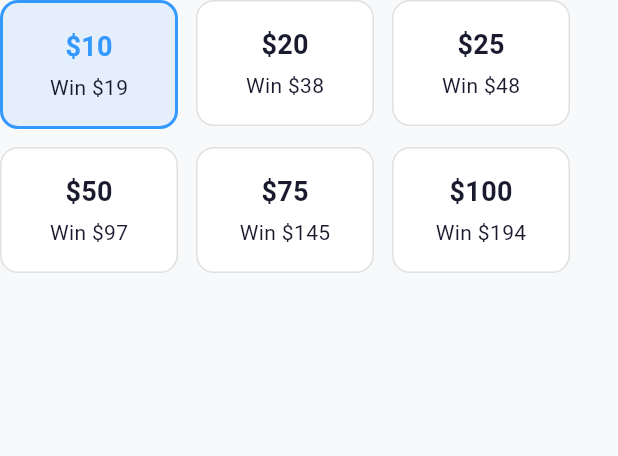
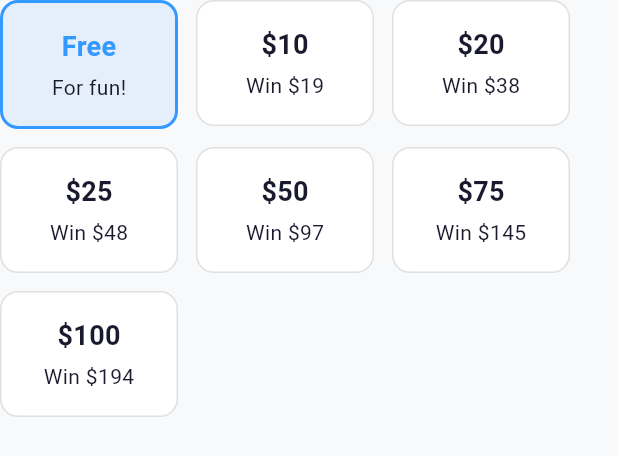
Before and after one commit to bbakenhus7/rivl, a Flutter app: the _StakeSelector widget shown alone on an empty page, opened directly with sample values from the repository, on a phone screen of 412 x 824 dp. Shown: the top 456 px of the screen. Run offline on Flutter 3.47's test engine with Material 3 defaults, Android fonts, the phone set to English and light mode, and no system bars; our stand-ins replace cloud_firestore, cloud_functions, firebase_auth, firebase_core; missing offline and left inert: flutter_stripe; accounts and stored records are empty; network calls fail.

Commit message:
Add free ($0) stake option for challenges
Allow users to create challenges without monetary stakes for practice or
casual competition. Updates UI to show "Free" and "Just for fun!" messaging.

https://claude.ai/code/session_01DDbyq2ssrKeUtEYWL6suyB

```diff
--- a/lib/models/challenge_model.dart
+++ b/lib/models/challenge_model.dart
@@ -316,9 +316,9 @@ class StakeOption {
     required this.groupFee,
   });
 
-  String get displayAmount => '\$${amount.toInt()}';
-  String get displayPrize => '\$${prize.toInt()}';
-  String get displayGroupPrize => '\$${groupPrize.toInt()}';
+  String get displayAmount => amount == 0 ? 'Free' : '\$${amount.toInt()}';
+  String get displayPrize => prize == 0 ? 'Free' : '\$${prize.toInt()}';
+  String get displayGroupPrize => groupPrize == 0 ? 'Free' : '\$${groupPrize.toInt()}';
 
   // Calculate prize based on challenge type (3% for 1v1, 5% for groups)
   double getPrizeForType(ChallengeType type) {
@@ -329,8 +329,9 @@ class StakeOption {
     return type == ChallengeType.headToHead ? fee : groupFee;
   }
 
-  // Updated stake options: $10-$100 range with 3% fee for 1v1, 5% for groups
+  // Updated stake options: $0-$100 range with 3% fee for 1v1, 5% for groups
   static const List<StakeOption> options = [
+    StakeOption(amount: 0, prize: 0, groupPrize: 0, fee: 0, groupFee: 0), // Free - just for fun!
     StakeOption(amount: 10, prize: 19.40, groupPrize: 19.00, fee: 0.60, groupFee: 1.00),
     StakeOption(amount: 20, prize: 38.80, groupPrize: 38.00, fee: 1.20, groupFee: 2.00),
     StakeOption(amount: 25, prize: 48.50, groupPrize: 47.50, fee: 1.50, groupFee: 2.50),
--- a/lib/providers/challenge_provider.dart
+++ b/lib/providers/challenge_provider.dart
@@ -24,7 +24,7 @@ class ChallengeProvider extends ChangeNotifier {
 
   // Create challenge form state
   UserModel? _selectedOpponent;
-  StakeOption _selectedStake = StakeOption.options[2]; // $15 default
+  StakeOption _selectedStake = StakeOption.options[3]; // $15 default
   ChallengeDuration _selectedDuration = ChallengeDuration.oneWeek;
   GoalType _selectedGoalType = GoalType.steps;
 
@@ -159,7 +159,7 @@ class ChallengeProvider extends ChangeNotifier {
 
   void resetCreateForm() {
     _selectedOpponent = null;
-    _selectedStake = StakeOption.options[2];
+    _selectedStake = StakeOption.options[3];
     _selectedDuration = ChallengeDuration.oneWeek;
     _selectedGoalType = GoalType.steps;
     notifyListeners();
--- a/lib/screens/create/create_challenge_screen.dart
+++ b/lib/screens/create/create_challenge_screen.dart
@@ -69,21 +69,25 @@ class CreateChallengeScreen extends StatelessWidget {
                   ),
                   child: Column(
                     children: [
-                      const Text(
-                        'Prize Pool',
+                      Text(
+                        provider.selectedStake.amount == 0 ? 'Challenge' : 'Prize Pool',
                         style: RivlTextStyles.bodySecondary,
                       ),
                       const SizedBox(height: 8),
                       Text(
-                        '\$${provider.selectedStake.prize.toInt()}',
+                        provider.selectedStake.amount == 0
+                            ? 'Free'
+                            : '\$${provider.selectedStake.prize.toInt()}',
                         style: const TextStyle(
                           fontSize: 48,
                           fontWeight: FontWeight.bold,
                           color: RivlColors.primary,
                         ),
                       ),
-                      const Text(
-                        'Winner takes all!',
+                      Text(
+                        provider.selectedStake.amount == 0
+                            ? 'Just for fun!'
+                            : 'Winner takes all!',
                         style: RivlTextStyles.caption,
                       ),
                     ],
@@ -232,7 +236,7 @@ class _StakeSelector extends StatelessWidget {
                 ),
                 const SizedBox(height: 4),
                 Text(
-                  'Win ${option.displayPrize}',
+                  option.amount == 0 ? 'For fun!' : 'Win ${option.displayPrize}',
                   style: RivlTextStyles.caption,
                 ),
               ],
```
